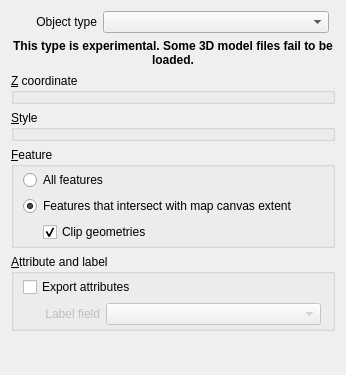
minorua/Qgis2threejs, file ui/vectorproperties.ui: the form before one commit.
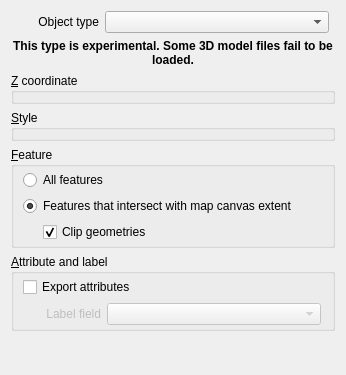
The form after the commit.

Commit message: fix widget layout

Patch:
```diff
--- a/ui/vectorproperties.ui
+++ b/ui/vectorproperties.ui
@@ -27,24 +27,12 @@
      </property>
      <item row="0" column="0">
       <widget class="QLabel" name="label_ObjectType">
-       <property name="sizePolicy">
-        <sizepolicy hsizetype="Fixed" vsizetype="Preferred">
-         <horstretch>0</horstretch>
-         <verstretch>0</verstretch>
-        </sizepolicy>
-       </property>
        <property name="minimumSize">
         <size>
-         <width>78</width>
+         <width>80</width>
          <height>0</height>
         </size>
        </property>
-       <property name="maximumSize">
-        <size>
-         <width>78</width>
-         <height>16777215</height>
-        </size>
-       </property>
        <property name="text">
         <string>Object type</string>
        </property>
@@ -243,24 +231,12 @@
           <property name="enabled">
            <bool>false</bool>
           </property>
-          <property name="sizePolicy">
-           <sizepolicy hsizetype="Fixed" vsizetype="Preferred">
-            <horstretch>0</horstretch>
-            <verstretch>0</verstretch>
-           </sizepolicy>
-          </property>
           <property name="minimumSize">
            <size>
-            <width>75</width>
+            <width>76</width>
             <height>0</height>
            </size>
           </property>
-          <property name="maximumSize">
-           <size>
-            <width>75</width>
-            <height>16777215</height>
-           </size>
-          </property>
           <property name="text">
            <string>Label field</string>
           </property>
```
Left out of the diff: 6 changed lines with no effect on the pictures. The commit also changes 5 other files.
